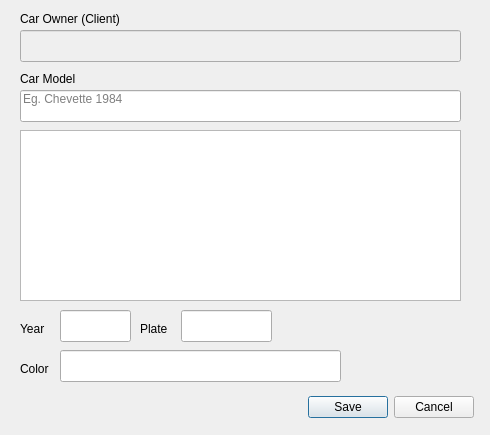
First picture: the form in Client_Add_Car.ui, repository bedi1982/Oficina, before the edit.
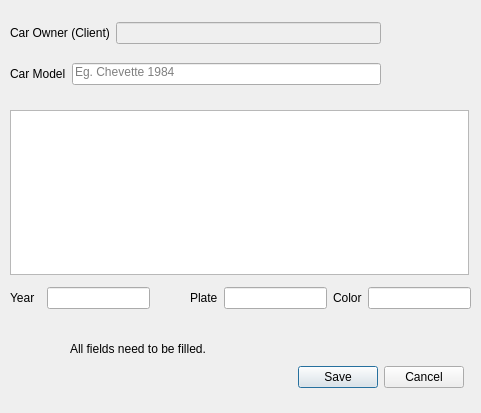
Second picture: the form after the edit. Icons and pictures are not drawn.

Commit message: Added employees Hour cost historic Fixed the forms, introduced some layouts Improved the behaviour after adding a new client, now after adding a client you go to his summary, then if he has not a car you are prompted to add one.

Diff of the .ui file:
```diff
--- a/Client_Add_Car.ui
+++ b/Client_Add_Car.ui
@@ -6,20 +6,20 @@
    <rect>
     <x>0</x>
     <y>0</y>
-    <width>490</width>
-    <height>435</height>
+    <width>481</width>
+    <height>413</height>
    </rect>
   </property>
   <property name="minimumSize">
    <size>
-    <width>490</width>
-    <height>435</height>
+    <width>481</width>
+    <height>413</height>
    </size>
   </property>
   <property name="maximumSize">
    <size>
-    <width>490</width>
-    <height>435</height>
+    <width>481</width>
+    <height>413</height>
    </size>
   </property>
   <property name="windowTitle">
@@ -28,36 +28,52 @@
   <widget class="QLabel" name="lbl_Emoticon">
    <property name="geometry">
     <rect>
-     <x>380</x>
-     <y>310</y>
-     <width>71</width>
+     <x>10</x>
+     <y>320</y>
+     <width>61</width>
      <height>51</height>
     </rect>
    </property>
    <property name="text">
     <string/>
    </property>
+   <property name="pixmap">
+    <pixmap resource="resources/images.qrc">:/emoticons/carkey.png</pixmap>
+   </property>
+  </widget>
+  <widget class="QDialogButtonBox" name="btn_Client_Add_Car">
+   <property name="geometry">
+    <rect>
+     <x>273</x>
+     <y>360</y>
+     <width>191</width>
+     <height>34</height>
+    </rect>
+   </property>
+   <property name="standardButtons">
+    <set>QDialogButtonBox::Cancel|QDialogButtonBox::Save</set>
+   </property>
   </widget>
   <widget class="QLabel" name="lbl_Feedback">
    <property name="geometry">
     <rect>
-     <x>20</x>
-     <y>390</y>
+     <x>70</x>
+     <y>340</y>
      <width>351</width>
      <height>18</height>
     </rect>
    </property>
    <property name="text">
-    <string/>
+    <string>All fields need to be filled.</string>
    </property>
   </widget>
   <widget class="QPlainTextEdit" name="txtPlain_Description">
    <property name="geometry">
     <rect>
-     <x>20</x>
-     <y>130</y>
-     <width>441</width>
-     <height>171</height>
+     <x>10</x>
+     <y>110</y>
+     <width>459</width>
+     <height>165</height>
     </rect>
    </property>
    <property name="tabChangesFocus">
@@ -70,150 +86,85 @@
     <string>Insert the Car's description. Max 300 chars...</string>
    </property>
   </widget>
-  <widget class="QLineEdit" name="txt_Car_Model">
+  <widget class="QWidget" name="">
    <property name="geometry">
     <rect>
-     <x>20</x>
-     <y>90</y>
-     <width>441</width>
-     <height>32</height>
+     <x>10</x>
+     <y>9</y>
+     <width>371</width>
+     <height>91</height>
     </rect>
    </property>
-   <property name="inputMethodHints">
-    <set>Qt::ImhNone</set>
-   </property>
-   <property name="text">
-    <string/>
-   </property>
-   <property name="maxLength">
-    <number>50</number>
-   </property>
-   <property name="alignment">
-    <set>Qt::AlignLeading|Qt::AlignLeft|Qt::AlignTop</set>
-   </property>
-   <property name="placeholderText">
-    <string>Eg. Chevette 1984</string>
-   </property>
-  </widget>
-  <widget class="QLabel" name="lbl_Model">
-   <property name="geometry">
-    <rect>
-     <x>20</x>
-     <y>70</y>
-     <width>91</width>
-     <height>18</height>
-    </rect>
-   </property>
-   <property name="text">
-    <string>Car Model</string>
-   </property>
-  </widget>
+   <layout class="QVBoxLayout" name="verticalLayout">
+    <item>
+     <layout class="QHBoxLayout" name="horizontalLayout">
+      <item>
   <widget class="QLabel" name="lbl_Car_Owner">
-   <property name="geometry">
-    <rect>
-     <x>20</x>
-     <y>10</y>
-     <width>121</width>
-     <height>18</height>
-    </rect>
-   </property>
    <property name="text">
     <string>Car Owner (Client)</string>
    </property>
   </widget>
+      </item>
+      <item>
   <widget class="QLineEdit" name="line_Client_Name">
    <property name="enabled">
     <bool>false</bool>
    </property>
-   <property name="geometry">
-    <rect>
-     <x>20</x>
-     <y>30</y>
-     <width>441</width>
-     <height>32</height>
-    </rect>
-   </property>
-  </widget>
-  <widget class="QLineEdit" name="txt_Car_Color">
-   <property name="geometry">
-    <rect>
-     <x>60</x>
-     <y>350</y>
-     <width>281</width>
-     <height>32</height>
-    </rect>
+       </widget>
+      </item>
+     </layout>
+    </item>
+    <item>
+     <layout class="QHBoxLayout" name="horizontalLayout_2">
+      <item>
+       <widget class="QLabel" name="lbl_Model">
+        <property name="text">
+         <string>Car Model</string>
+        </property>
+       </widget>
+      </item>
+      <item>
+       <widget class="QLineEdit" name="txt_Car_Model">
+        <property name="inputMethodHints">
+         <set>Qt::ImhNone</set>
    </property>
    <property name="text">
     <string/>
    </property>
    <property name="maxLength">
-    <number>26</number>
-   </property>
-  </widget>
-  <widget class="QLabel" name="lbl_Car_Color">
-   <property name="geometry">
-    <rect>
-     <x>20</x>
-     <y>360</y>
-     <width>41</width>
-     <height>18</height>
-    </rect>
-   </property>
-   <property name="text">
-    <string>Color</string>
-   </property>
-  </widget>
-  <widget class="QLineEdit" name="txt_Car_Plate">
-   <property name="geometry">
-    <rect>
-     <x>181</x>
-     <y>310</y>
-     <width>91</width>
-     <height>32</height>
-    </rect>
-   </property>
-   <property name="text">
-    <string/>
-   </property>
-   <property name="maxLength">
-    <number>10</number>
-   </property>
+         <number>50</number>
+        </property>
+        <property name="alignment">
+         <set>Qt::AlignLeading|Qt::AlignLeft|Qt::AlignTop</set>
+        </property>
+        <property name="placeholderText">
+         <string>Eg. Chevette 1984</string>
+        </property>
+       </widget>
+      </item>
+     </layout>
+    </item>
+   </layout>
   </widget>
-  <widget class="QLabel" name="lbl_Car_Plate">
+  <widget class="QWidget" name="">
    <property name="geometry">
     <rect>
-     <x>140</x>
-     <y>320</y>
-     <width>32</width>
-     <height>18</height>
+     <x>10</x>
+     <y>280</y>
+     <width>461</width>
+     <height>36</height>
     </rect>
    </property>
-   <property name="text">
-    <string>Plate</string>
-   </property>
-  </widget>
+   <layout class="QHBoxLayout" name="horizontalLayout_3">
+    <item>
   <widget class="QLabel" name="lbl_Car_Year">
-   <property name="geometry">
-    <rect>
-     <x>20</x>
-     <y>320</y>
-     <width>25</width>
-     <height>18</height>
-    </rect>
-   </property>
    <property name="text">
-    <string>Year</string>
-   </property>
-  </widget>
+       <string>Year  </string>
+      </property>
+     </widget>
+    </item>
+    <item>
   <widget class="QLineEdit" name="txt_Car_Year">
-   <property name="geometry">
-    <rect>
-     <x>60</x>
-     <y>310</y>
-     <width>71</width>
-     <height>32</height>
-    </rect>
-   </property>
    <property name="focusPolicy">
     <enum>Qt::TabFocus</enum>
    </property>
@@ -230,18 +181,65 @@
     <number>4</number>
    </property>
   </widget>
-  <widget class="QDialogButtonBox" name="btn_Client_Add_Car">
-   <property name="geometry">
-    <rect>
-     <x>300</x>
-     <y>390</y>
-     <width>174</width>
-     <height>34</height>
-    </rect>
-   </property>
-   <property name="standardButtons">
-    <set>QDialogButtonBox::Cancel|QDialogButtonBox::Save</set>
-   </property>
+    </item>
+    <item>
+     <spacer name="horizontalSpacer">
+      <property name="orientation">
+       <enum>Qt::Horizontal</enum>
+      </property>
+      <property name="sizeHint" stdset="0">
+       <size>
+        <width>40</width>
+        <height>20</height>
+       </size>
+      </property>
+     </spacer>
+    </item>
+    <item>
+     <widget class="QLabel" name="lbl_Car_Plate">
+      <property name="text">
+       <string>Plate</string>
+      </property>
+     </widget>
+    </item>
+    <item>
+     <widget class="QLineEdit" name="txt_Car_Plate">
+      <property name="text">
+       <string/>
+      </property>
+      <property name="maxLength">
+       <number>10</number>
+      </property>
+     </widget>
+    </item>
+    <item>
+     <layout class="QHBoxLayout" name="horizontalLayout_4">
+      <item>
+       <widget class="QLabel" name="lbl_Car_Color">
+        <property name="text">
+         <string>Color</string>
+        </property>
+       </widget>
+      </item>
+      <item>
+       <widget class="QLineEdit" name="txt_Car_Color">
+        <property name="sizePolicy">
+         <sizepolicy hsizetype="Expanding" vsizetype="Fixed">
+          <horstretch>0</horstretch>
+          <verstretch>0</verstretch>
+         </sizepolicy>
+        </property>
+        <property name="text">
+         <string/>
+        </property>
+        <property name="maxLength">
+         <number>26</number>
+        </property>
+       </widget>
+      </item>
+     </layout>
+    </item>
+   </layout>
   </widget>
  </widget>
  <tabstops>
```
Left out of the diff: 8 changed lines with no effect on the pictures. Lines whose indentation alone changed are shown as unchanged. The commit also changes 52 other files.
